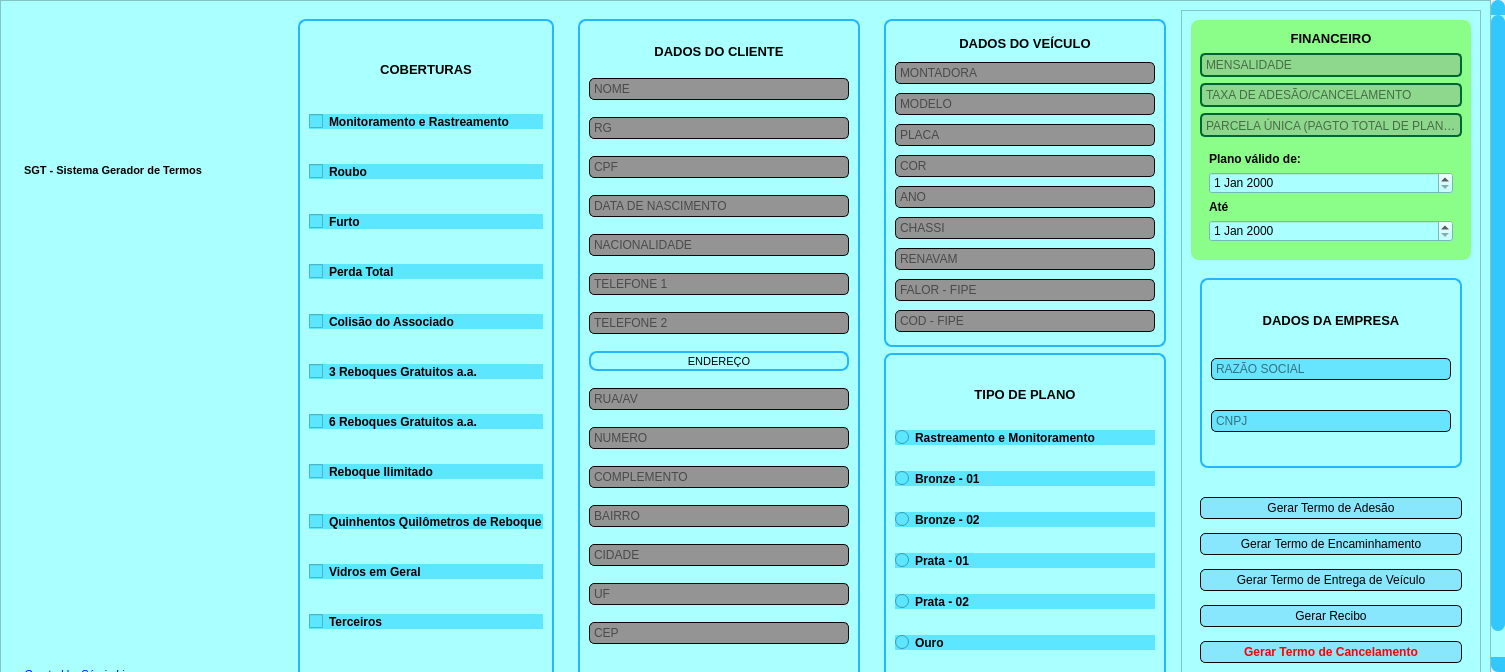
The window that Sistema Gerador de Termos/main.ui (sergiodeLima-91/meus-projetos-em-python) describes before a commit, drawn with Qt 5.
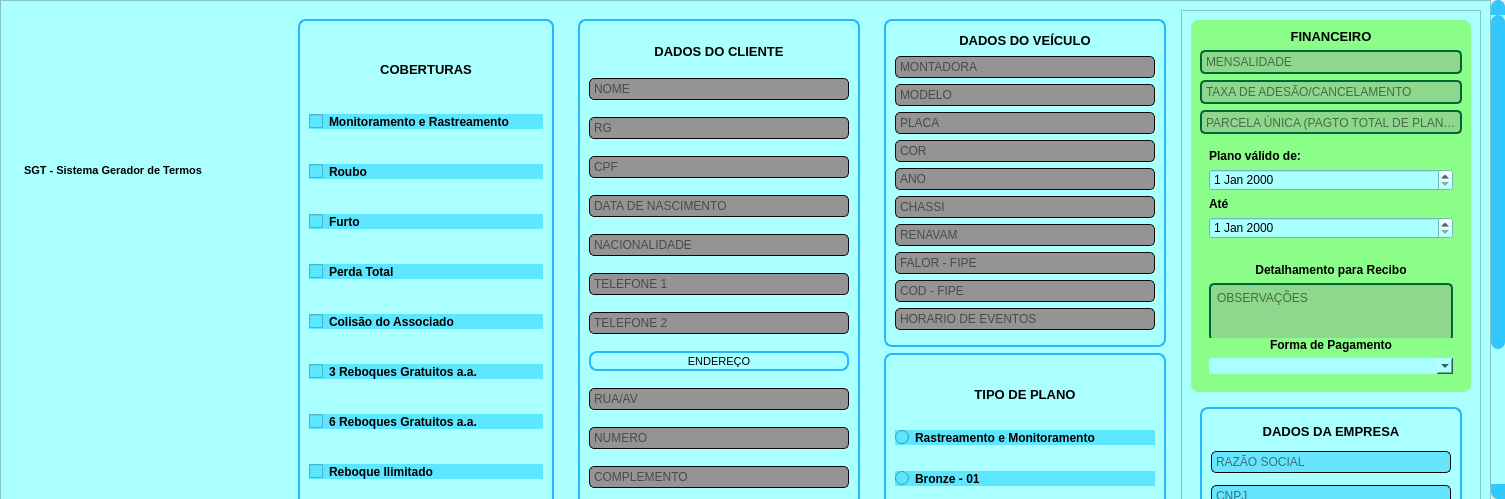
The same window after the commit. Icons and pictures are not drawn.

Commit message: Inserção do campo para geração do recibo e atualização para o termo de encaminhamento.

```diff
--- a/Sistema Gerador de Termos/main.ui
+++ b/Sistema Gerador de Termos/main.ui
@@ -7,7 +7,7 @@
     <x>0</x>
     <y>0</y>
     <width>1505</width>
-    <height>672</height>
+    <height>499</height>
    </rect>
   </property>
   <property name="windowTitle">
@@ -154,7 +154,7 @@
        <property name="geometry">
         <rect>
          <x>0</x>
-         <y>0</y>
+         <y>-177</y>
          <width>1491</width>
          <height>700</height>
         </rect>
@@ -1306,6 +1306,28 @@
                    </property>
                   </widget>
                  </item>
+                 <item>
+                  <widget class="QLineEdit" name="lineEdit_hora">
+                   <property name="styleSheet">
+                    <string notr="true">QLineEdit{
+	
+	background-color: rgb(148, 148, 148);
+	border: 1px solid rgb(10,10,10);
+	border-radius: 5px;
+	padding: 2px;
+}
+QLineEdit:hover{
+	border: 1px solid rgb(150,150,150);
+}
+QLineEdit:focus{
+	border: 2px solid rgb(100, 100, 255);
+}</string>
+                   </property>
+                   <property name="placeholderText">
+                    <string>HORARIO DE EVENTOS</string>
+                   </property>
+                  </widget>
+                 </item>
                 </layout>
                </widget>
               </item>
@@ -1530,7 +1552,7 @@
                 <property name="minimumSize">
                  <size>
                   <width>161</width>
-                  <height>231</height>
+                  <height>286</height>
                  </size>
                 </property>
                 <property name="maximumSize">
@@ -1739,6 +1761,122 @@
                    </layout>
                   </widget>
                  </item>
+                 <item>
+                  <widget class="QFrame" name="frame_playndate_2">
+                   <property name="minimumSize">
+                    <size>
+                     <width>0</width>
+                     <height>0</height>
+                    </size>
+                   </property>
+                   <property name="maximumSize">
+                    <size>
+                     <width>16777215</width>
+                     <height>142</height>
+                    </size>
+                   </property>
+                   <property name="font">
+                    <font>
+                     <family>Segoe UI</family>
+                    </font>
+                   </property>
+                   <property name="frameShape">
+                    <enum>QFrame::StyledPanel</enum>
+                   </property>
+                   <property name="frameShadow">
+                    <enum>QFrame::Raised</enum>
+                   </property>
+                   <layout class="QVBoxLayout" name="verticalLayout_8">
+                    <item>
+                     <widget class="QLabel" name="label_detail_recibo">
+                      <property name="maximumSize">
+                       <size>
+                        <width>16777215</width>
+                        <height>30</height>
+                       </size>
+                      </property>
+                      <property name="font">
+                       <font>
+                        <weight>75</weight>
+                        <bold>true</bold>
+                       </font>
+                      </property>
+                      <property name="text">
+                       <string>Detalhamento para Recibo</string>
+                      </property>
+                      <property name="textFormat">
+                       <enum>Qt::PlainText</enum>
+                      </property>
+                      <property name="alignment">
+                       <set>Qt::AlignCenter</set>
+                      </property>
+                     </widget>
+                    </item>
+                    <item>
+                     <widget class="QTextEdit" name="textEdit_detail_pagto_obs">
+                      <property name="minimumSize">
+                       <size>
+                        <width>0</width>
+                        <height>58</height>
+                       </size>
+                      </property>
+                      <property name="styleSheet">
+                       <string notr="true">QTextEdit{
+	
+	background-color: rgb(142, 216, 141);
+	border: 2px solid rgb(0, 102, 52);
+	border-radius: 5px;
+	padding: 2px;
+}
+QTextEdit:hover{
+	border: 2px solid rgb(100, 202, 152);
+}
+QTextEdit:focus{
+	border: 2px solid rgb(0, 0, 255);
+}</string>
+                      </property>
+                      <property name="placeholderText">
+                       <string>OBSERVAÇÕES</string>
+                      </property>
+                     </widget>
+                    </item>
+                    <item>
+                     <widget class="QLabel" name="label_formapagto">
+                      <property name="maximumSize">
+                       <size>
+                        <width>16777215</width>
+                        <height>30</height>
+                       </size>
+                      </property>
+                      <property name="font">
+                       <font>
+                        <weight>75</weight>
+                        <bold>true</bold>
+                       </font>
+                      </property>
+                      <property name="text">
+                       <string>Forma de Pagamento</string>
+                      </property>
+                      <property name="textFormat">
+                       <enum>Qt::PlainText</enum>
+                      </property>
+                      <property name="alignment">
+                       <set>Qt::AlignCenter</set>
+                      </property>
+                     </widget>
+                    </item>
+                    <item>
+                     <widget class="QComboBox" name="comboBox_formapagto">
+                      <property name="styleSheet">
+                       <string notr="true">QComboBox{
+	border-radius: 2px;
+}</string>
+                      </property>
+                     </widget>
+                    </item>
+                   </layout>
+                  </widget>
+                 </item>
                 </layout>
                </widget>
               </item>
@@ -1747,13 +1885,13 @@
                 <property name="minimumSize">
                  <size>
                   <width>150</width>
-                  <height>208</height>
+                  <height>120</height>
                  </size>
                 </property>
                 <property name="maximumSize">
                  <size>
                   <width>300</width>
-                  <height>201</height>
+                  <height>200</height>
                  </size>
                 </property>
                 <property name="styleSheet">
@@ -1772,7 +1910,7 @@
                    <property name="minimumSize">
                     <size>
                      <width>150</width>
-                     <height>190</height>
+                     <height>118</height>
                     </size>
                    </property>
                    <property name="styleSheet">
```
Left out of the diff: 10 changed lines with no effect on the pictures. The commit also changes 9 other files.
